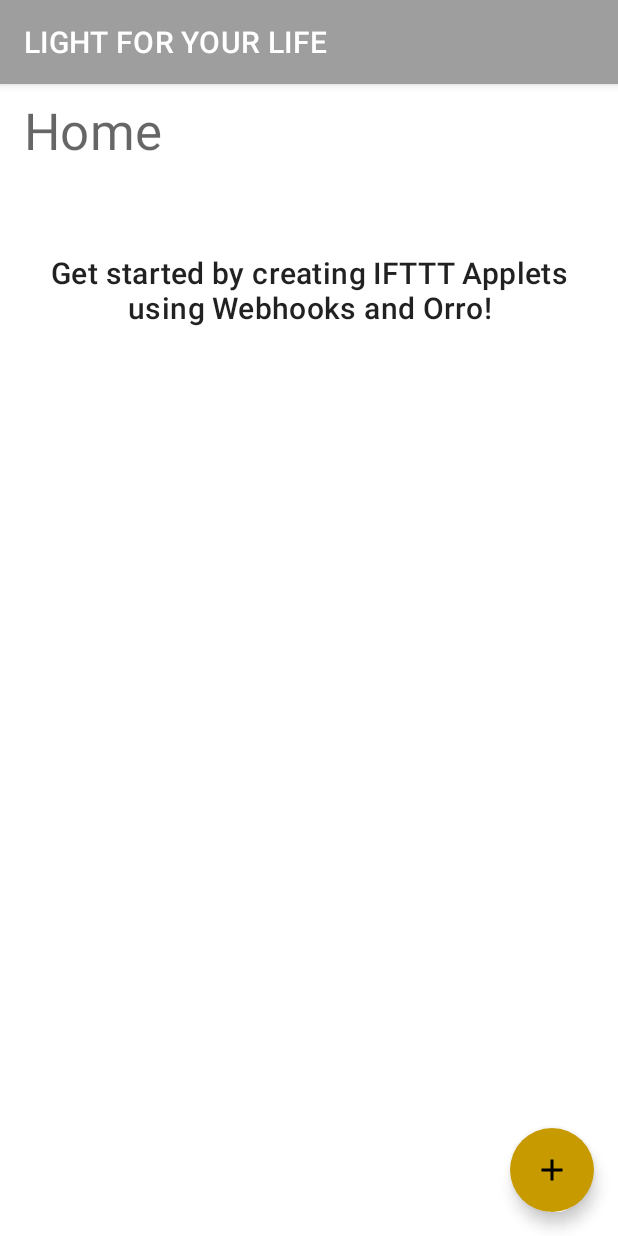
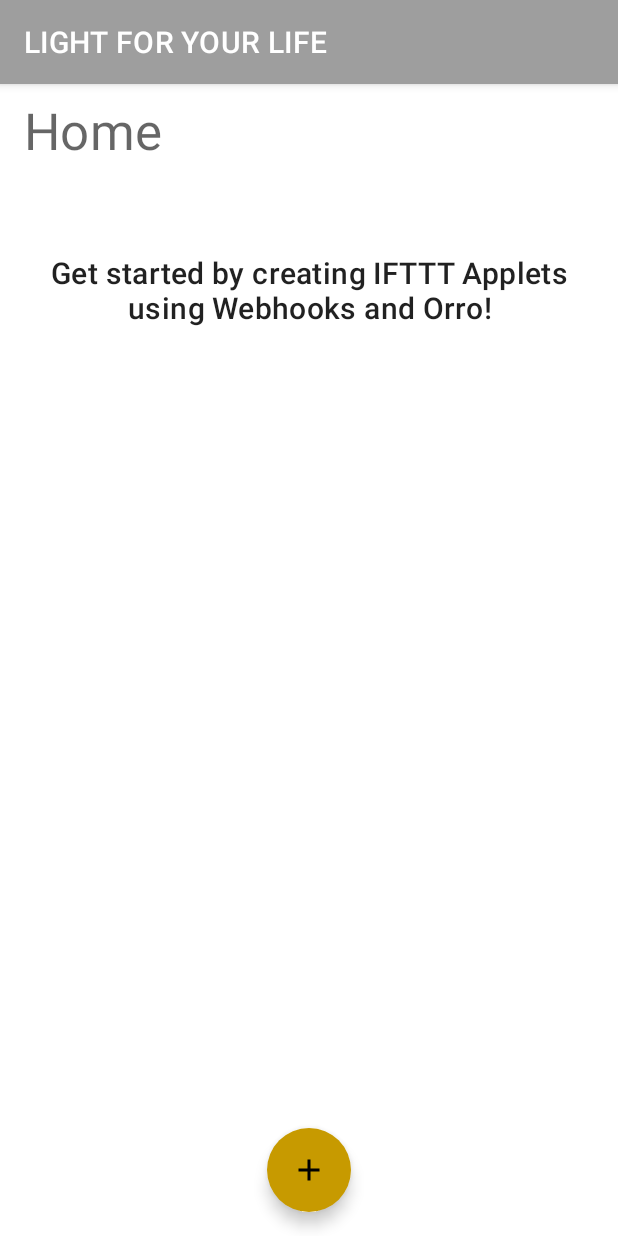
Before and after one commit to caseymorris61/orroifttt, an Android app: the screen it shows after launch (MainActivity), on a phone screen of 412 x 824 dp. Run offline under Robolectric (Android 15) with nearby library versions, the phone set to English and light mode, and no system bars; our stand-ins replace Room's generated code, data binding, navigation-ui.

Commit message:
Move FAB to bottom center and update screenshots (#7)

```diff
--- a/app/src/main/res/layout/fragment_switch_control.xml
+++ b/app/src/main/res/layout/fragment_switch_control.xml
@@ -95,7 +95,7 @@
             android:id="@+id/button_add_room"
             android:layout_width="wrap_content"
             android:layout_height="wrap_content"
-            android:layout_gravity="end|bottom"
+            android:layout_gravity="bottom|center"
             android:layout_margin="16dp"
             app:srcCompat="@drawable/ic_plus_24px"
             android:backgroundTint="@color/secondaryDarkColor"
```
Also changed, not shown: 2 other files.
